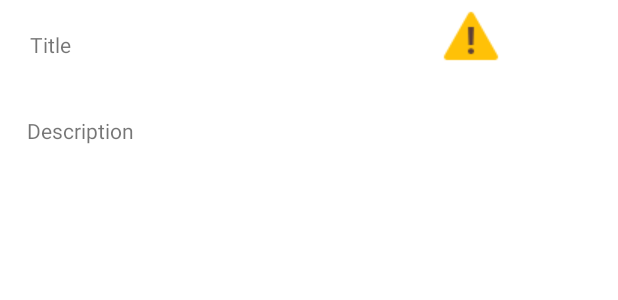
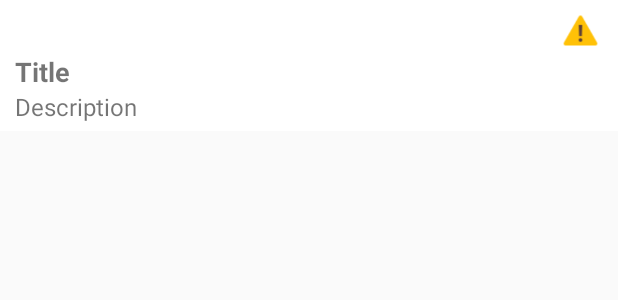
Before and after one commit to EnricGimeno/infoBilbaoUpdateRssLector, an Android app: the layout item_rss_feed.xml on its own in the app's theme, with its tools: preview values and no code run, on a phone screen of 412 x 824 dp. Shown: the top 300 px of the screen. Run offline under Robolectric (Android 15) with nearby library versions, the phone set to English and light mode, and no system bars.

Commit message:
Custom the layout for the items list

```diff
--- a/app/build.gradle
+++ b/app/build.gradle
@@ -19,6 +19,7 @@ android {
 }
 
 dependencies {
+    implementation 'org.jsoup:jsoup:1.10.1'
     implementation fileTree(dir: 'libs', include: ['*.jar'])
     implementation 'com.android.support:appcompat-v7:26.1.0'
     testImplementation 'junit:junit:4.12'
--- a/app/src/main/res/layout/item_rss_feed.xml
+++ b/app/src/main/res/layout/item_rss_feed.xml
@@ -1,99 +1,35 @@
 <?xml version="1.0" encoding="utf-8"?>
-<TableLayout xmlns:android="http://schemas.android.com/apk/res/android"
-    android:layout_width="match_parent"
-    android:layout_height="match_parent"
-    android:shrinkColumns="*"
-    android:stretchColumns="*"
-    android:background="#ffffff">
-
-    <TableRow
-        android:layout_height="wrap_content"
-        android:layout_width="fill_parent">
-        <TextView
-            android:id="@+id/titleText"
-            android:text="Title"
-            android:layout_weight="0.75"
-            android:padding="20dip"
-           />
-        <ImageView
-            android:id="@+id/icon"
-            android:layout_width="wrap_content"
-            android:layout_height="wrap_content"
-            android:textAlignment="center"
-            android:src="@drawable/alert"/>
-    </TableRow>
-    <TableRow
-        android:layout_height="wrap_content"
-        android:layout_width="match_parent">
-        <TextView
-            android:id="@+id/descriptionText"
+<LinearLayout xmlns:android="http://schemas.android.com/apk/res/android"
     android:layout_width="match_parent"
     android:layout_height="wrap_content"
-            android:text="Description"
-            android:padding="18dip"
-            android:layout_span="2"/>
-    </TableRow>
-</TableLayout>
-    <!--
-    <?xml version="1.0" encoding="utf-8"?>
-    <RelativeLayout xmlns:android="http://schemas.android.com/apk/res/android"
-        android:layout_width="match_parent"
-        android:layout_height="match_parent"
     android:orientation="vertical"
     android:paddingLeft="10dp"
     android:paddingRight="10dp"
     android:paddingBottom="5dp"
-        android:paddingTop="5dp">
+    android:paddingTop="5dp"
+    android:background="#ffffff">
+
+    <ImageView
+        android:id="@+id/icon"
+        android:layout_width="45px"
+        android:layout_height="45px"
+        android:src="@drawable/alert"
+        android:layout_gravity="right"
+        />
 
     <TextView
         android:id="@+id/titleText"
         android:layout_width="wrap_content"
         android:layout_height="wrap_content"
         android:text="Title"
-            android:textSize="20dp"
-            android:textStyle="bold"
-            android:textAlignment="center"/>
-        <ImageView
-            android:id="@+id/icon"
-            android:layout_width="wrap_content"
-            android:layout_height="wrap_content"
-            android:textSize="20dp"
-            android:textStyle="bold"
-            android:textAlignment="center"
-            android:src="@drawable/alert"
-            android:layout_alignBaseline="@+id/titleText"
-            android:layout_alignBottom="@+id/titleText"
-
-            />
+        android:textSize="18dp"
+        android:textStyle="bold"/>
 
     <TextView
         android:id="@+id/descriptionText"
-            android:layout_width="match_parent"
+        android:layout_width="wrap_content"
         android:layout_height="wrap_content"
         android:text="Description"
-            android:textSize="20dp"
-            android:textStyle="bold"
+        android:textSize="16dp"
         android:layout_below="@+id/titleText"/>
-    -->
-
-
-    <!--<TextView-->
-        <!--android:id="@+id/titleText"-->
-        <!--android:layout_width="match_parent"-->
-        <!--android:layout_height="wrap_content"-->
-        <!--android:textStyle="bold" />-->
-
-    <!--<TextView-->
-        <!--android:id="@+id/descriptionText"-->
-        <!--android:layout_width="match_parent"-->
-        <!--android:layout_height="wrap_content" />-->
-
-    <!--<TextView-->
-        <!--android:id="@+id/linkText"-->
-        <!--android:layout_width="match_parent"-->
-        <!--android:layout_height="wrap_content" />-->
-
-    <!--<View-->
-        <!--android:layout_width="match_parent"-->
-        <!--android:layout_height="1dp"-->
-        <!--android:background="@color/colorAccent" />-->
+</LinearLayout>
```
Also changed, not shown: app/src/main/java/com/gimeno/enric/infobilbao/MainActivity.java (+1 -19 lines), app/src/main/java/com/gimeno/enric/infobilbao/RSSParser/RssDownloadHelper.java (+18 -11 lines), app/src/main/res/layout/activity_main.xml (+7 -4 lines). Lines whose indentation alone changed are shown as unchanged.
